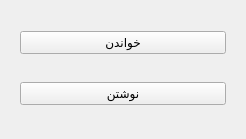
This is mainwindow.ui in mohalisad/MPD as Qt 5 draws it before an edit. The edited form follows.
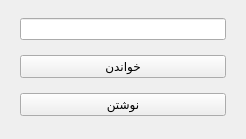
This is the edited form.

```diff
--- a/mainwindow.ui
+++ b/mainwindow.ui
@@ -24,6 +24,9 @@
     <property name="rightMargin">
      <number>20</number>
     </property>
+    <item>
+     <widget class="QLineEdit" name="lineEdit"/>
+    </item>
     <item>
      <widget class="QPushButton" name="but1">
       <property name="text">
```
